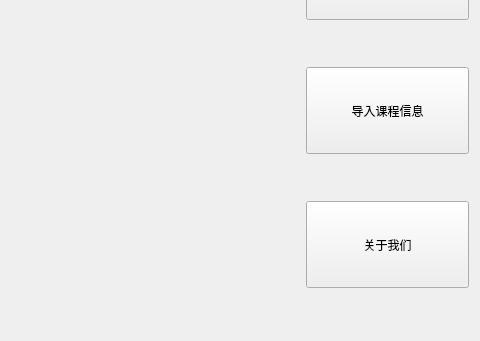
Old version of the form PKUCourseRadar/homewindow.ui in the repository DynamicCast03/PKUCourseRadar; both pictures show x 420 to 900 and y 309 to 650 of the 900 by 650 pixel window.
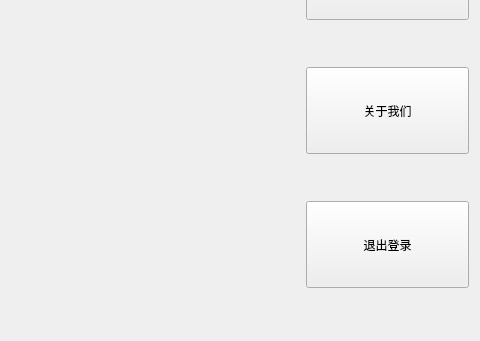
New version of the form. Icons and pictures are not drawn.

Commit message:
课程评论功能
支持课程评论的查看、撰写、点赞点踩。课程现在按照评分排序，如果没有评价的课程就按照4.2处理（84/100=4.2/5）。评论按照点赞数-点踩数排序。db_single.json是一个只有两个课程的数据库，适合用来调试评论功能。注意最终提交前还需要整理一遍仓库文件。

Diff of the .ui file:
```diff
--- a/PKUCourseRadar/homewindow.ui
+++ b/PKUCourseRadar/homewindow.ui
@@ -195,9 +195,9 @@
         </spacer>
        </item>
        <item>
-        <widget class="QPushButton" name="btn_import">
+        <widget class="QPushButton" name="btn_about">
          <property name="sizePolicy">
-          <sizepolicy hsizetype="Minimum" vsizetype="Expanding">
+          <sizepolicy hsizetype="Minimum" vsizetype="Minimum">
            <horstretch>0</horstretch>
            <verstretch>0</verstretch>
           </sizepolicy>
@@ -209,7 +209,7 @@
           </size>
          </property>
          <property name="text">
-          <string>导入课程信息</string>
+          <string>关于我们</string>
          </property>
         </widget>
        </item>
@@ -230,9 +230,9 @@
         </spacer>
        </item>
        <item>
-        <widget class="QPushButton" name="btn_about">
+        <widget class="QPushButton" name="btn_exit">
          <property name="sizePolicy">
-          <sizepolicy hsizetype="Minimum" vsizetype="Minimum">
+          <sizepolicy hsizetype="Minimum" vsizetype="Expanding">
            <horstretch>0</horstretch>
            <verstretch>0</verstretch>
           </sizepolicy>
@@ -244,7 +244,7 @@
           </size>
          </property>
          <property name="text">
-          <string>关于我们</string>
+          <string>退出登录</string>
          </property>
         </widget>
        </item>
```
Left out of the diff: 4 changed lines with no effect on the pictures. The commit also changes 22 other files.
